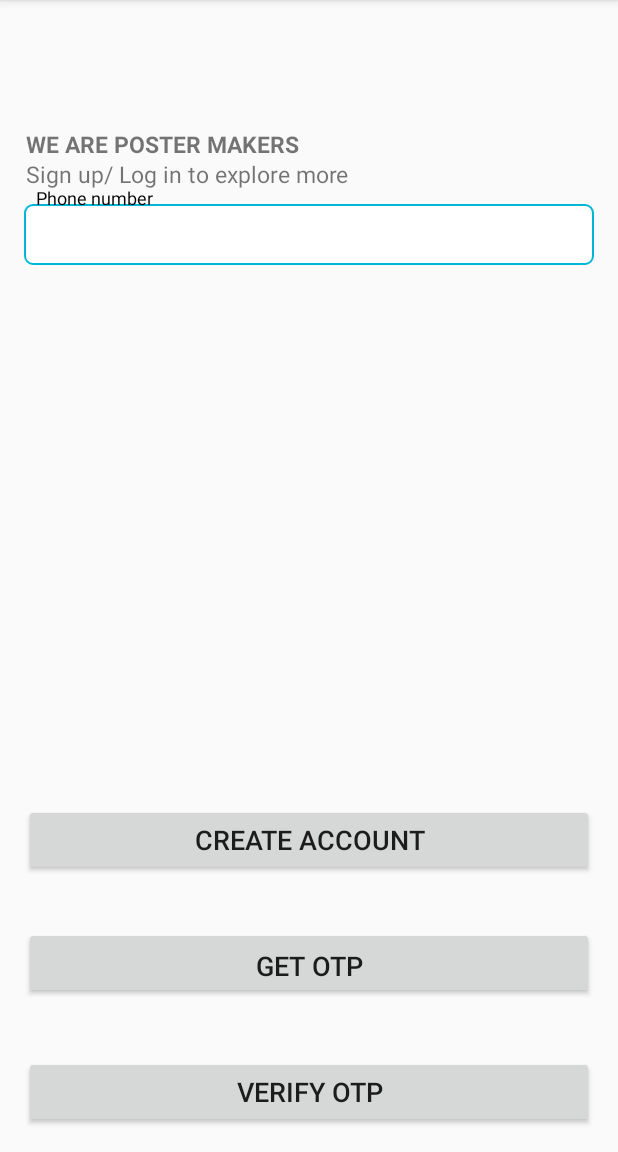
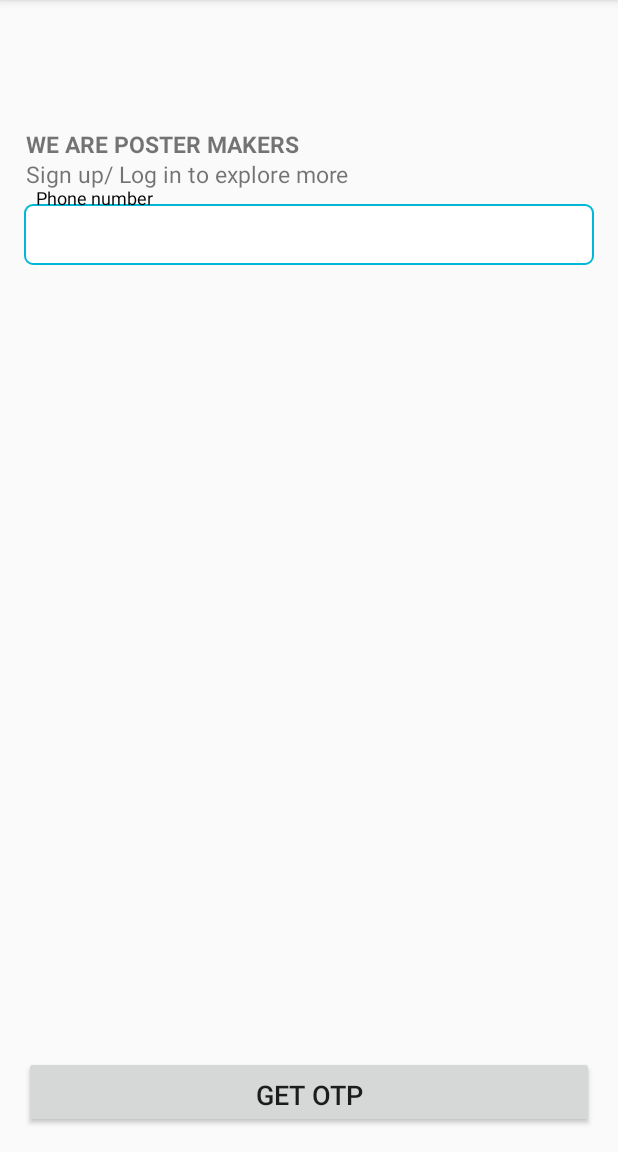
Before and after one commit to KimonnAravind/PrintArt, an Android app: the screen it shows after launch (MainActivity), on a phone screen of 412 x 824 dp, the part 84-1236 px from its top. Run offline under Robolectric (Android 15) with nearby library versions, the phone set to English and light mode, and no system bars; our stand-ins replace Firebase (no records; nobody signed in at launch, a user with empty details on screens opened directly).

Commit message:
git commit -m "PrintArt2/19/2020"

```diff
--- a/app/src/main/java/com/assigned/printart/MainActivity.java
+++ b/app/src/main/java/com/assigned/printart/MainActivity.java
@@ -282,6 +282,7 @@ public class MainActivity extends AppCompatActivity
                             three.setVisibility(View.VISIBLE);
                             four.setVisibility(View.VISIBLE);
                             Verification.setVisibility(View.INVISIBLE);
+                            createAcc.setVisibility(View.VISIBLE);
 
                         }
                         else {
@@ -333,6 +334,7 @@ public class MainActivity extends AppCompatActivity
             OTP = s;
             Verify.setVisibility(View.INVISIBLE);
             pinLayout.setVisibility(View.VISIBLE);
+            Verification.setVisibility(View.VISIBLE);
         }
 
 
--- a/app/src/main/res/layout/activity_main.xml
+++ b/app/src/main/res/layout/activity_main.xml
@@ -199,11 +199,11 @@
         android:layout_width="match_parent"
         android:layout_height="wrap_content"
         android:layout_above="@id/verification"
+
         android:layout_alignParentBottom="true"
         android:layout_centerHorizontal="true"
-        android:layout_marginLeft="16dp"
-        android:layout_marginRight="16dp"
-        android:layout_marginBottom="102dp"
+        android:layout_margin="16dp"
+        android:layout_marginBottom="0dp"
         android:gravity="bottom"
         android:text="Get OTP"
         android:textAlignment="center"
@@ -219,15 +219,15 @@
         android:textAlignment="center"
         android:text="Verify OTP"
         android:textSize="18sp"
-        android:visibility="visible"/>
+        android:visibility="invisible"/>
 
     <Button
         android:id="@+id/create"
         android:layout_width="match_parent"
         android:layout_height="wrap_content"
         android:layout_alignParentStart="true"
-        android:layout_marginLeft="16dp"
-        android:layout_marginRight="16dp"
+        android:layout_margin="16dp"
+
         android:layout_alignParentBottom="true"
         android:layout_marginTop="16dp"
         android:layout_marginBottom="184dp"
@@ -235,7 +235,7 @@
 
         android:textAlignment="center"
         android:textSize="18sp"
-        android:visibility="visible" />
+        android:visibility="invisible" />
 
 
 </RelativeLayout>
```
